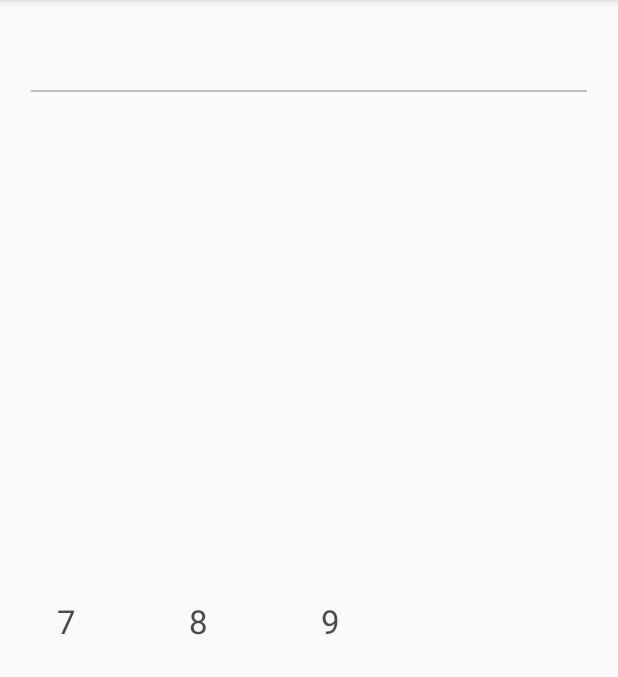
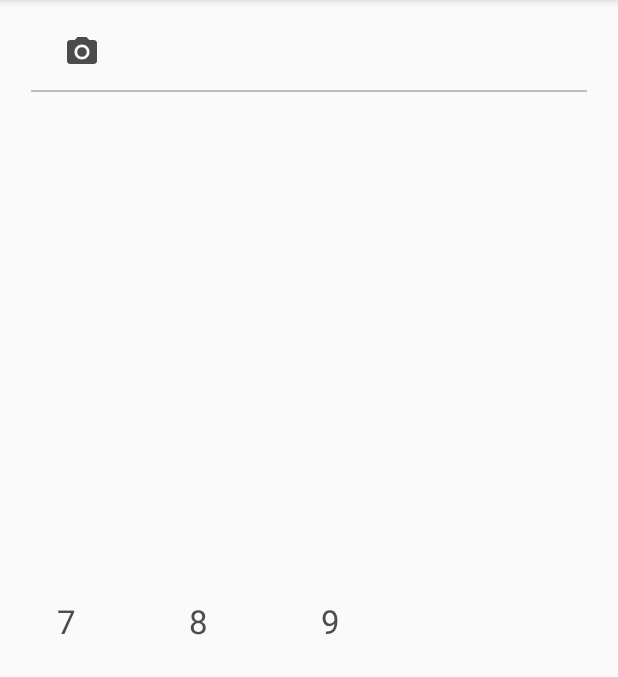
Before and after one commit to chengpo/spell-numbers, an Android app: the screen it shows after launch (MainActivity), on a phone screen of 412 x 824 dp, the part 84-761 px from its top. Run offline under Robolectric (Android 15) with nearby library versions, the phone set to English and light mode, and no system bars.

Commit message:
populate camera state for the digit text view button

```diff
--- /dev/null
+++ b/app/src/main/java/com/monkeyapp/numbers/DigitTextButton.kt
@@ -0,0 +1,101 @@
+/*
+MIT License
+
+Copyright (c) 2017 Po Cheng
+
+Permission is hereby granted, free of charge, to any person obtaining a copy
+of this software and associated documentation files (the "Software"), to deal
+in the Software without restriction, including without limitation the rights
+to use, copy, modify, merge, publish, distribute, sublicense, and/or sell
+copies of the Software, and to permit persons to whom the Software is
+furnished to do so, subject to the following conditions:
+
+The above copyright notice and this permission notice shall be included in all
+copies or substantial portions of the Software.
+
+THE SOFTWARE IS PROVIDED "AS IS", WITHOUT WARRANTY OF ANY KIND, EXPRESS OR
+IMPLIED, INCLUDING BUT NOT LIMITED TO THE WARRANTIES OF MERCHANTABILITY,
+FITNESS FOR A PARTICULAR PURPOSE AND NONINFRINGEMENT. IN NO EVENT SHALL THE
+AUTHORS OR COPYRIGHT HOLDERS BE LIABLE FOR ANY CLAIM, DAMAGES OR OTHER
+LIABILITY, WHETHER IN AN ACTION OF CONTRACT, TORT OR OTHERWISE, ARISING FROM,
+OUT OF OR IN CONNECTION WITH THE SOFTWARE OR THE USE OR OTHER DEALINGS IN THE
+SOFTWARE.
+ */
+
+package com.monkeyapp.numbers
+
+import android.content.Context
+import android.graphics.PorterDuff
+import android.graphics.drawable.Drawable
+import android.graphics.drawable.StateListDrawable
+import android.support.graphics.drawable.VectorDrawableCompat
+import android.support.v4.content.ContextCompat
+import android.support.v4.graphics.drawable.DrawableCompat
+import android.util.AttributeSet
+import android.view.View
+import android.widget.ImageButton
+
+class DigitTextButton : ImageButton {
+    private val STATE_CLEAN_ID = arrayListOf(R.attr.state_clear)
+    private val STATE_CAMERA_ID = arrayListOf(R.attr.state_camera)
+
+    companion object {
+        val STATE_CLEAN = 1
+        val STATE_CAMERA = 2
+    }
+
+    constructor(context: Context?) : super(context)
+    constructor(context: Context?, attrs: AttributeSet?) : super(context, attrs)
+    constructor(context: Context?, attrs: AttributeSet?, defStyleAttr: Int) : super(context, attrs, defStyleAttr)
+    constructor(context: Context?, attrs: AttributeSet?, defStyleAttr: Int, defStyleRes: Int) : super(context, attrs, defStyleAttr, defStyleRes)
+
+    var state : Int = STATE_CAMERA
+        set(value) {
+            field = value
+            refreshDrawableState()
+        }
+
+    init {
+        val digitTextButtonDrawable = StateListDrawable()
+
+        val clearDrawable = VectorDrawableCompat.create(resources, R.drawable.ic_clear, context.theme) as Drawable
+        digitTextButtonDrawable.addState(arrayListOf(R.attr.state_clear).toIntArray(),
+                clearDrawable.tintColor(R.color.primary_text))
+
+        val cameraDrawable = VectorDrawableCompat.create(resources, R.drawable.ic_camera, context.theme) as Drawable
+        digitTextButtonDrawable.addState(arrayListOf(R.attr.state_camera).toIntArray(),
+                cameraDrawable.tintColor(R.color.primary_text))
+
+        setImageDrawable(digitTextButtonDrawable)
+    }
+
+    private fun Drawable.tintColor(tintColorId: Int): Drawable {
+        val tintColor = ContextCompat.getColor(context, tintColorId)
+
+        var drawable = mutate()
+        drawable = DrawableCompat.wrap(drawable)
+
+        DrawableCompat.setTint(drawable, tintColor)
+        DrawableCompat.setTintMode(drawable, PorterDuff.Mode.SRC_IN)
+
+        return drawable
+    }
+
+    override fun onCreateDrawableState(extraSpace: Int): IntArray {
+        when (state) {
+            STATE_CLEAN -> {
+                val drawableState = super.onCreateDrawableState(extraSpace + 1)
+                View.mergeDrawableStates(drawableState, STATE_CLEAN_ID.toIntArray())
+                return drawableState
+            }
+
+            STATE_CAMERA -> {
+                val drawableState = super.onCreateDrawableState(extraSpace + 1)
+                View.mergeDrawableStates(drawableState, STATE_CAMERA_ID.toIntArray())
+                return drawableState
+            }
+
+            else -> return super.onCreateDrawableState(extraSpace)
+        }
+    }
+}
--- /dev/null
+++ b/app/src/main/res/drawable/ic_camera.xml
@@ -0,0 +1,12 @@
+<vector xmlns:android="http://schemas.android.com/apk/res/android"
+        android:width="24dp"
+        android:height="24dp"
+        android:viewportWidth="24.0"
+        android:viewportHeight="24.0">
+    <path
+        android:fillColor="#FF000000"
+        android:pathData="M12,12m-3.2,0a3.2,3.2 0,1 1,6.4 0a3.2,3.2 0,1 1,-6.4 0"/>
+    <path
+        android:fillColor="#FF000000"
+        android:pathData="M9,2L7.17,4L4,4c-1.1,0 -2,0.9 -2,2v12c0,1.1 0.9,2 2,2h16c1.1,0 2,-0.9 2,-2L22,6c0,-1.1 -0.9,-2 -2,-2h-3.17L15,2L9,2zM12,17c-2.76,0 -5,-2.24 -5,-5s2.24,-5 5,-5 5,2.24 5,5 -2.24,5 -5,5z"/>
+</vector>
--- a/app/src/main/res/layout/content_number_word.xml
+++ b/app/src/main/res/layout/content_number_word.xml
@@ -13,16 +13,14 @@
         android:layout_width="match_parent"
         android:layout_height="match_parent">
 
-        <ImageButton
-            android:id="@+id/btnClean"
+        <com.monkeyapp.numbers.DigitTextButton
+            android:id="@+id/digitTextButton"
             android:layout_width="wrap_content"
             android:layout_height="wrap_content"
             style="@style/Widget.AppCompat.Button.Borderless"
             android:onClick="onDigitClicked"
             android:tint="@color/primary_text"
-            android:visibility="invisible"
-            app:srcCompat="@drawable/ic_clear"
-            tools:visibility="visible"/>
+            app:srcCompat="@drawable/ic_digit_text_button"/>
 
         <TextView
             android:id="@+id/digitTextView"
```
Also changed, not shown: app/src/main/java/com/monkeyapp/numbers/MainActivity.kt (+11 -5 lines), app/src/main/res/values/attr.xml (added, +7 -0 lines).
